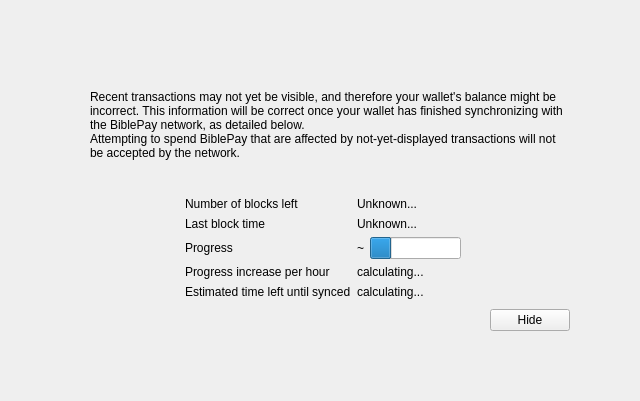
Qt form src/qt/forms/modaloverlay.ui (biblepay/biblepay) before a commit.
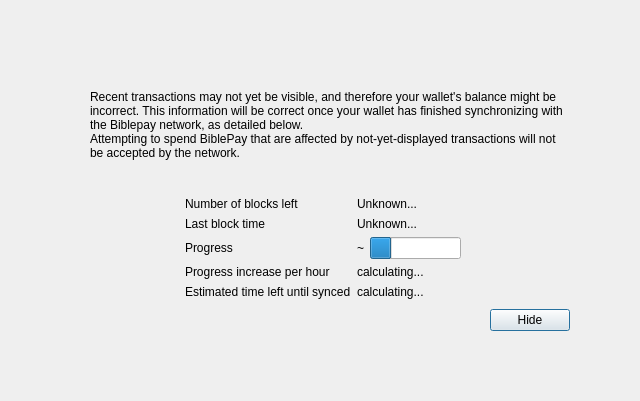
The same form after that commit. Custom widgets are drawn as their Qt base class.

What changed in the file:
```diff
--- a/src/qt/forms/modaloverlay.ui
+++ b/src/qt/forms/modaloverlay.ui
@@ -111,7 +111,7 @@
              <item>
               <widget class="QLabel" name="infoText">
                <property name="text">
-                <string>Recent transactions may not yet be visible, and therefore your wallet's balance might be incorrect. This information will be correct once your wallet has finished synchronizing with the BiblePay network, as detailed below.</string>
+                <string>Recent transactions may not yet be visible, and therefore your wallet's balance might be incorrect. This information will be correct once your wallet has finished synchronizing with the Biblepay network, as detailed below.</string>
                </property>
                <property name="textFormat">
                 <enum>Qt::RichText</enum>
@@ -299,6 +299,12 @@
              <property name="text">
               <string>Hide</string>
              </property>
+             <property name="focusPolicy">
+              <enum>Qt::StrongFocus</enum>
+             </property>
+             <property name="default">
+              <bool>true</bool>
+             </property>
             </widget>
            </item>
           </layout>
```
